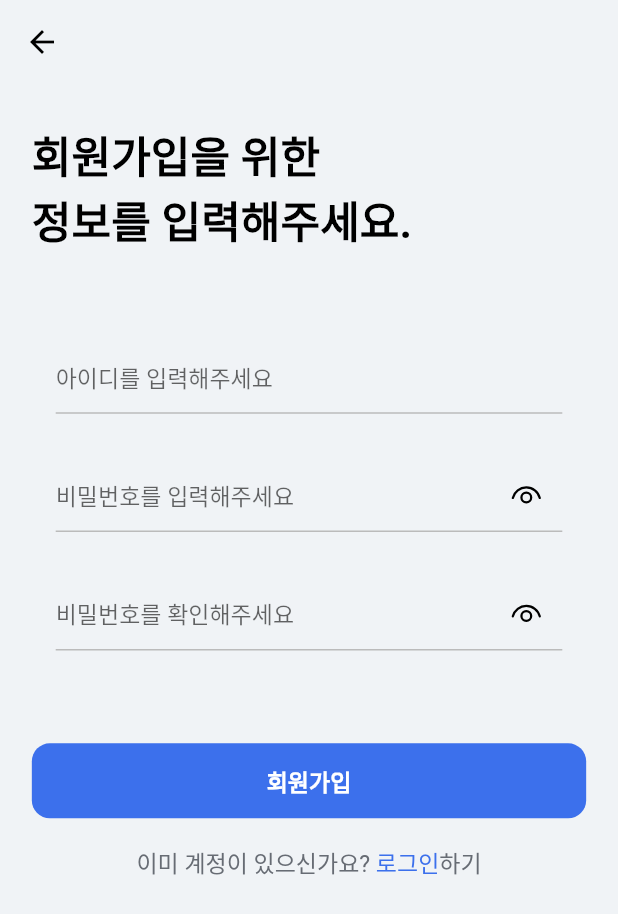
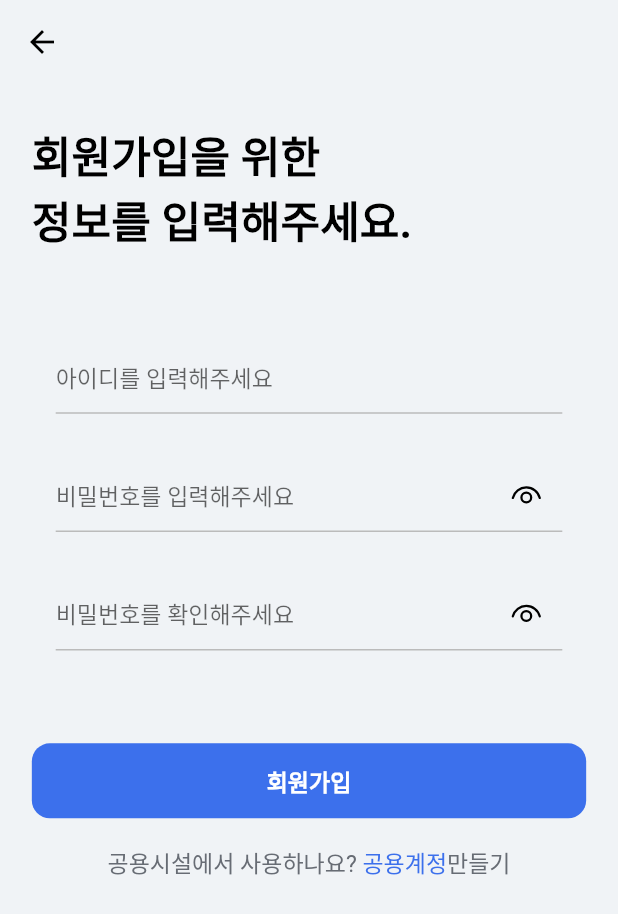
Before and after one commit to Lotura-STAC/STAC-Flutter, a Flutter app: the screen it shows after launch, after a tap on an icon or button, on a phone screen of 412 x 824 dp. Shown: the top 914 px of the screen. Run offline on Flutter 3.47's test engine with Material 2 defaults, Android fonts, the phone set to English and light mode, and no system bars; our stand-ins replace equatable, firebase_core, firebase_messaging, fluentui_system_icons, flutter_bloc, flutter_local_notifications and 3 more; accounts and stored records are empty; generated files the repository leaves out were written again; network calls fail.

Commit message:
공용 계정 사용 시 공용 계정 회원가입 페이지로 이동

```diff
--- a/lib/presentation/sign_up/ui/sign_up_page.dart
+++ b/lib/presentation/sign_up/ui/sign_up_page.dart
@@ -9,6 +9,7 @@ import 'package:stac_flutter/presentation/sign_in/ui/sign_in_page.dart';
 import 'package:stac_flutter/presentation/sign_up/bloc/sign_up_bloc.dart';
 import 'package:stac_flutter/presentation/sign_up/bloc/sign_up_event.dart';
 import 'package:stac_flutter/presentation/sign_up/bloc/sign_up_state.dart';
+import 'package:stac_flutter/presentation/sign_up/ui/public_sign_up_page.dart';
 
 class SignUpPage extends StatefulWidget {
   const SignUpPage({super.key});
@@ -123,14 +124,13 @@ class _SignUpPageState extends State<SignUpPage> {
               ),
               SizedBox(height: 20.0.r),
               GestureDetector(
-                onTap: () => Navigator.of(context).pushAndRemoveUntil(
-                    MaterialPageRoute(builder: (context) => const SignInPage()),
-                    (route) => false),
+                onTap: () => Navigator.of(context).push(MaterialPageRoute(
+                    builder: (context) => const PublicSignUpPage())),
                 child: Text.rich(
                   TextSpan(
                     children: [
                       TextSpan(
-                        text: '이미 계정이 있으신가요? ',
+                        text: '공용시설에서 사용하나요? ',
                         style: TextStyle(
                           color: LoturaColor.gray500,
                           fontSize: 16.0.sp,
@@ -138,7 +138,7 @@ class _SignUpPageState extends State<SignUpPage> {
                         ),
                       ),
                       TextSpan(
-                        text: '로그인',
+                        text: '공용계정',
                         style: TextStyle(
                           color: LoturaColor.primary700,
                           fontSize: 16.0.sp,
@@ -146,7 +146,7 @@ class _SignUpPageState extends State<SignUpPage> {
                         ),
                       ),
                       TextSpan(
-                        text: '하기',
+                        text: '만들기',
                         style: TextStyle(
                           color: LoturaColor.gray500,
                           fontSize: 16.0.sp,
```
